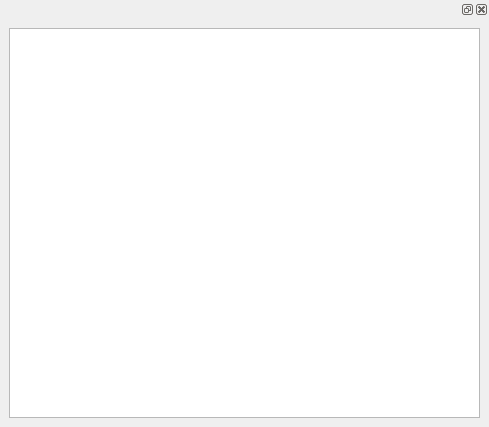
This is source/molecule_list.ui in janvc/molconv as Qt 5 draws it before an edit. The edited form follows.
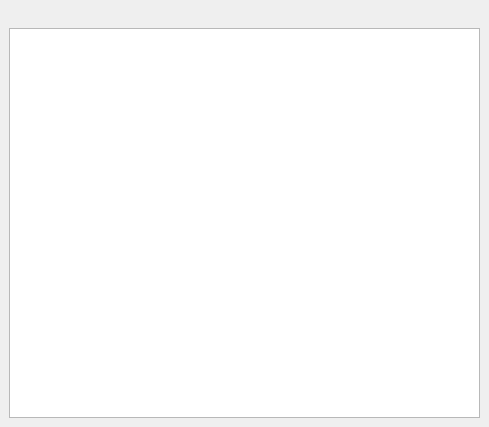
This is the edited form.

Commit message: changed table to list for molecules

```diff
--- a/source/molecule_list.ui
+++ b/source/molecule_list.ui
@@ -28,6 +28,12 @@
    </property>
    <item>
     <widget class="QDockWidget" name="mollist">
+     <property name="enabled">
+      <bool>true</bool>
+     </property>
+     <property name="features">
+      <set>QDockWidget::NoDockWidgetFeatures</set>
+     </property>
      <widget class="QWidget" name="dockWidgetContents">
       <layout class="QVBoxLayout" name="verticalLayout_2">
        <item>
```
Left out of the diff: 2 changed lines with no effect on the pictures. The commit also changes 4 other files.
